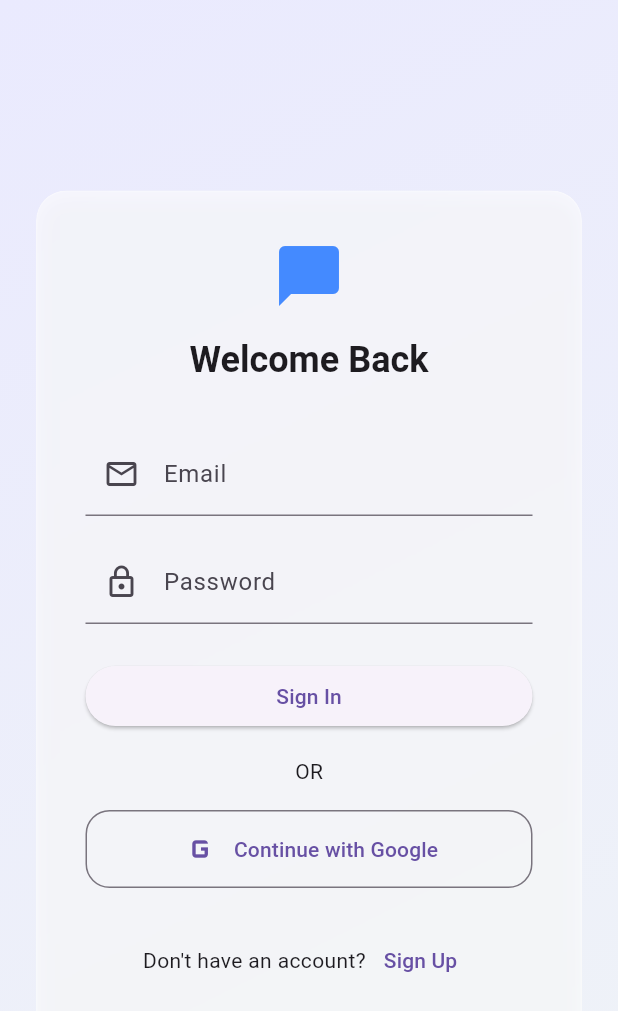
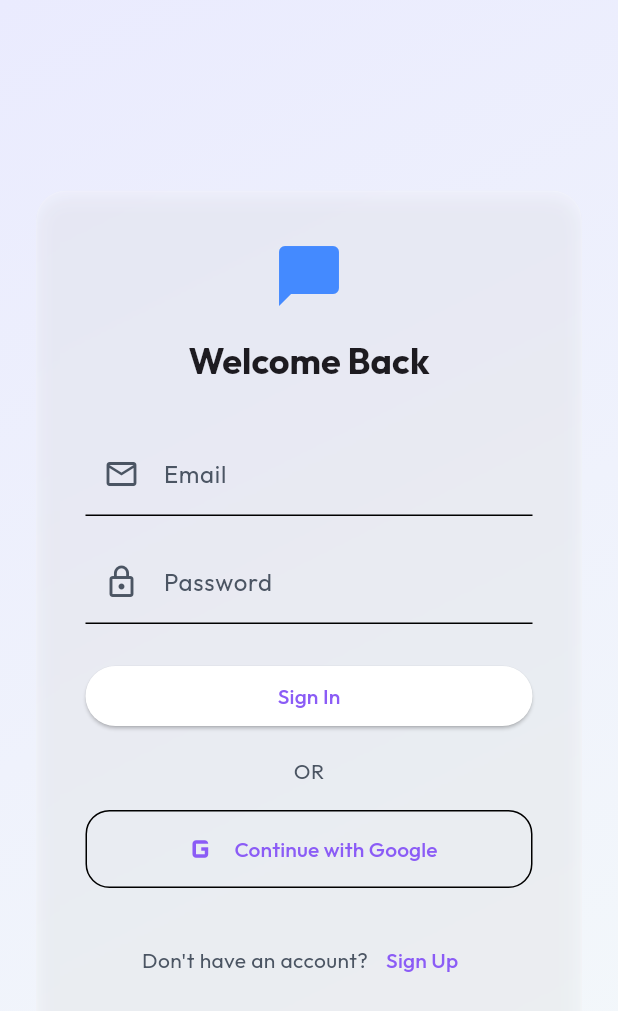
Before and after one commit to AkiTheMemeGod/Entangled, a Flutter app: the screen it shows after launch, on a phone screen of 412 x 824 dp. Shown: the top 1011 px of the screen. Run offline on Flutter 3.47's test engine with Material 3 defaults, Android fonts, the phone set to English and light mode, and no system bars; our stand-ins replace cached_network_image, cloud_firestore, firebase_auth, firebase_core, firebase_messaging, firebase_storage and 6 more; accounts and stored records are empty.

Commit message:
feat: implement core chat application structure including UI screens, theming, and Firebase services

```diff
--- a/lib/theme/app_colors.dart
+++ b/lib/theme/app_colors.dart
@@ -1,31 +1,41 @@
 import 'package:flutter/material.dart';
 
 class AppColors {
-  // Primary & Secondary
-  static const Color primary = Color(0xFF6C63FF);
-  static const Color primaryLight = Color(0xFF8B85FF);
-  static const Color secondary = Color(0xFF00D2FF);
+  // Fixed Base Colors
+  static const Color obsidianBase = Color(0xFF0A0A12);
+  static const Color obsidianDeep = Color(0xFF050508);
 
-  // Background
-  static const Color bgDark = Color(0xFF0A0A1A);
-  static const Color bgLight = Color(0xFFF2F2F7);
+  // Backgrounds
+  static const Color bgDark = obsidianBase;
+  static const Color bgLight = Color(0xFFF8F9FA);
 
-  // Text
-  static const Color textDarkInfo = Color(0xFFE0E0E0);
-  static const Color textLightInfo = Color(0xFF333333);
+  // Glassmorphism System
+  static const Color glassBase = Color(0x33FFFFFF);
+  static const Color glassHeavy = Color(0x66000000);
+  static const Color glassBorder = Color(0x1AFFFFFF);
+  static const Color glassHighlight = Color(0x4DFFFFFF);
 
-  // Glassmorphism overlays
-  static const Color glassWhite = Color(0xB3FFFFFF); // 70% white
-  static const Color glassWhiteLight = Color(0x33FFFFFF); // 20% white
-  static const Color glassDark = Color(0x0F000000); // 6% black
-  static const Color glassDarkLight = Color(0x26000000); // 15% black
-  static const Color glassBorderWhite = Color(0x26FFFFFF); // 15% white
-  static const Color glassBorderDark = Color(0x1A000000); // 10% black
+  // Text Colors
+  static const Color textMain = Color(0xFFF9FAFB);
+  static const Color textDim = Color(0xFF9CA3AF);
+  static const Color textMuted = Color(0xFF6B7280);
+  static const Color textMainLight = Color(0xFF111827);
+  static const Color textDimLight = Color(0xFF4B5563);
+  static const Color textMutedLight = Color(0xFF9CA3AF);
 
   // Status Colors
-  static const Color success = Color(0xFF34C759);
-  static const Color error = Color(0xFFFF3B30);
-  static const Color warning = Color(0xFFFF9500);
+  static const Color success = Color(0xFF10B981);
+  static const Color error = Color(0xFFEF4444);
+  static const Color warning = Color(0xFFF59E0B);
+
+  // Dynamic Accents
+  static Color primary(BuildContext context) => Theme.of(context).colorScheme.primary;
+  static Color secondary(BuildContext context) => Theme.of(context).colorScheme.secondary;
+
+  // Legacy Compatibility (defaults to Obsidian Bloom palette)
+  static const Color radiantViolet = Color(0xFF8B5CF6);
+  static const Color electricRose = Color(0xFFFB7185);
+  static const Color radiantIndigo = Color(0xFF6366F1);
 
   // Helper
   static bool isDarkMode(BuildContext context) {
--- a/lib/theme/app_theme.dart
+++ b/lib/theme/app_theme.dart
@@ -1,113 +1,124 @@
 import 'package:flutter/material.dart';
 import 'package:google_fonts/google_fonts.dart';
-
 import 'app_colors.dart';
 
+import 'theme_variants.dart';
+
 class AppTheme {
-  static ThemeData get lightTheme {
+  static ThemeData getLightTheme(ThemePalette palette) {
+    final base = ThemeData.light();
     return ThemeData(
       useMaterial3: true,
       brightness: Brightness.light,
-      colorScheme: const ColorScheme.light(
-        primary: AppColors.primary,
-        secondary: AppColors.secondary,
-        background: AppColors.bgLight,
+      colorScheme: ColorScheme.light(
+        primary: palette.primary,
+        secondary: palette.secondary,
         surface: Colors.white,
+        onSurface: AppColors.textMainLight,
+        onSurfaceVariant: AppColors.textDimLight,
       ),
-      scaffoldBackgroundColor: AppColors.bgLight,
-      textTheme: GoogleFonts.interTextTheme(ThemeData.light().textTheme),
+      scaffoldBackgroundColor: palette.bgLight ?? AppColors.bgLight,
+      textTheme: GoogleFonts.outfitTextTheme(base.textTheme).copyWith(
+        headlineMedium: GoogleFonts.outfit(
+          color: AppColors.textMainLight,
+          fontWeight: FontWeight.bold,
+        ),
+        bodyLarge: GoogleFonts.outfit(color: AppColors.textMainLight),
+        bodyMedium: GoogleFonts.outfit(color: AppColors.textDimLight),
+        bodySmall: GoogleFonts.outfit(color: AppColors.textMutedLight),
+      ),
       appBarTheme: AppBarTheme(
         backgroundColor: Colors.transparent,
         elevation: 0,
-        centerTitle: true,
-        titleTextStyle: GoogleFonts.inter(
-          color: Colors.black87,
-          fontSize: 20,
-          fontWeight: FontWeight.w600,
+        centerTitle: false,
+        titleTextStyle: GoogleFonts.outfit(
+          color: AppColors.textMainLight,
+          fontSize: 22,
+          fontWeight: FontWeight.bold,
         ),
-        iconTheme: const IconThemeData(color: Colors.black87),
+        iconTheme: const IconThemeData(color: AppColors.textMainLight),
+      ),
+    );
+  }
+
+  static ThemeData getDarkTheme(ThemePalette palette) {
+    final base = ThemeData.dark();
+    return ThemeData(
+      useMaterial3: true,
+      brightness: Brightness.dark,
+      scaffoldBackgroundColor: palette.bgDark ?? AppColors.obsidianBase,
+      colorScheme: ColorScheme.dark(
+        primary: palette.primary,
+        secondary: palette.secondary,
+        surface: const Color(0xFF161625),
+        onSurface: AppColors.textMain,
+      ),
+      textTheme: GoogleFonts.outfitTextTheme(base.textTheme).copyWith(
+        headlineMedium: GoogleFonts.outfit(
+          color: AppColors.textMain,
+          fontWeight: FontWeight.bold,
+        ),
+        bodyLarge: GoogleFonts.outfit(color: AppColors.textMain),
+        bodyMedium: GoogleFonts.outfit(color: AppColors.textDim),
+      ),
+      appBarTheme: AppBarTheme(
+        backgroundColor: Colors.transparent,
+        elevation: 0,
+        centerTitle: false,
+        titleTextStyle: GoogleFonts.outfit(
+          color: AppColors.textMain,
+          fontSize: 24,
+          fontWeight: FontWeight.bold,
+        ),
+        iconTheme: const IconThemeData(color: AppColors.textMain),
+      ),
+      cardTheme: CardThemeData(
+        color: AppColors.glassBase,
+        elevation: 0,
+        shape: RoundedRectangleBorder(
+          borderRadius: BorderRadius.circular(20),
+          side: const BorderSide(color: AppColors.glassBorder, width: 1),
+        ),
       ),
       elevatedButtonTheme: ElevatedButtonThemeData(
         style: ElevatedButton.styleFrom(
-          backgroundColor: AppColors.primary,
+          backgroundColor: palette.primary,
           foregroundColor: Colors.white,
-          elevation: 0,
-          padding: const EdgeInsets.symmetric(horizontal: 24, vertical: 16),
+          elevation: 8,
+          shadowColor: palette.primary.withOpacity(0.5),
+          padding: const EdgeInsets.symmetric(horizontal: 28, vertical: 18),
           shape: RoundedRectangleBorder(
-            borderRadius: BorderRadius.circular(16),
+            borderRadius: BorderRadius.circular(20),
+          ),
+          textStyle: GoogleFonts.outfit(
+            fontWeight: FontWeight.bold,
+            fontSize: 16,
           ),
         ),
       ),
       inputDecorationTheme: InputDecorationTheme(
         filled: true,
-        fillColor: Colors.white.withOpacity(0.5),
+        fillColor: Colors.white.withOpacity(0.03),
         border: OutlineInputBorder(
-          borderRadius: BorderRadius.circular(16),
-          borderSide: BorderSide(color: Colors.grey.withOpacity(0.2)),
+          borderRadius: BorderRadius.circular(18),
+          borderSide: const BorderSide(color: AppColors.glassBorder),
         ),
         enabledBorder: OutlineInputBorder(
-          borderRadius: BorderRadius.circular(16),
-          borderSide: BorderSide(color: Colors.grey.withOpacity(0.2)),
+          borderRadius: BorderRadius.circular(18),
+          borderSide: const BorderSide(color: AppColors.glassBorder),
         ),
         focusedBorder: OutlineInputBorder(
-          borderRadius: BorderRadius.circular(16),
-          borderSide: const BorderSide(color: AppColors.primary),
-        ),
-        contentPadding: const EdgeInsets.symmetric(horizontal: 20, vertical: 16),
-      ),
-    );
-  }
-
-  static ThemeData get darkTheme {
-    return ThemeData(
-      useMaterial3: true,
-      brightness: Brightness.dark,
-      colorScheme: const ColorScheme.dark(
-        primary: AppColors.primaryLight,
-        secondary: AppColors.secondary,
-        background: AppColors.bgDark,
-        surface: Color(0xFF1E1E2C),
-      ),
-      scaffoldBackgroundColor: AppColors.bgDark,
-      textTheme: GoogleFonts.interTextTheme(ThemeData.dark().textTheme),
-      appBarTheme: AppBarTheme(
-        backgroundColor: Colors.transparent,
-        elevation: 0,
-        centerTitle: true,
-        titleTextStyle: GoogleFonts.inter(
-          color: Colors.white,
-          fontSize: 20,
-          fontWeight: FontWeight.w600,
-        ),
-        iconTheme: const IconThemeData(color: Colors.white),
-      ),
-      elevatedButtonTheme: ElevatedButtonThemeData(
-        style: ElevatedButton.styleFrom(
-          backgroundColor: AppColors.primary,
-          foregroundColor: Colors.white,
-          elevation: 0,
-          padding: const EdgeInsets.symmetric(horizontal: 24, vertical: 16),
-          shape: RoundedRectangleBorder(
-            borderRadius: BorderRadius.circular(16),
+          borderRadius: BorderRadius.circular(18),
+          borderSide: const BorderSide(
+            color: Colors.transparent, // Will be set in widget if needed
+            width: 1.5,
           ),
         ),
-      ),
-      inputDecorationTheme: InputDecorationTheme(
-        filled: true,
-        fillColor: Colors.white.withOpacity(0.05),
-        border: OutlineInputBorder(
-          borderRadius: BorderRadius.circular(16),
-          borderSide: BorderSide(color: Colors.white.withOpacity(0.1)),
+        hintStyle: GoogleFonts.outfit(color: AppColors.textMuted),
+        contentPadding: const EdgeInsets.symmetric(
+          horizontal: 20,
+          vertical: 18,
         ),
-        enabledBorder: OutlineInputBorder(
-          borderRadius: BorderRadius.circular(16),
-          borderSide: BorderSide(color: Colors.white.withOpacity(0.1)),
-        ),
-        focusedBorder: OutlineInputBorder(
-          borderRadius: BorderRadius.circular(16),
-          borderSide: const BorderSide(color: AppColors.primaryLight),
-        ),
-        contentPadding: const EdgeInsets.symmetric(horizontal: 20, vertical: 16),
       ),
     );
   }
--- a/lib/theme/glassmorphism.dart
+++ b/lib/theme/glassmorphism.dart
@@ -6,12 +6,9 @@
   static BoxDecoration getBaseDecoration(BuildContext context) {
     bool isDark = AppColors.isDarkMode(context);
     return BoxDecoration(
-      color: isDark ? AppColors.glassWhiteLight : AppColors.glassWhite,
+      color: isDark ? AppColors.glassHeavy : AppColors.glassBase,
       borderRadius: BorderRadius.circular(20),
-      border: Border.all(
-        color: isDark ? AppColors.glassBorderWhite : AppColors.glassBorderWhite,
-        width: 1.5,
-      ),
+      border: Border.all(color: AppColors.glassBorder, width: 1.5),
       boxShadow: [
         BoxShadow(
           color: Colors.black.withOpacity(0.05),
@@ -56,19 +53,16 @@
           child: Container(
             padding: padding ?? const EdgeInsets.all(20),
             decoration: BoxDecoration(
-              color: isDark ? Colors.white.withOpacity(0.08) : Colors.white.withOpacity(0.6),
+              color: isDark ? AppColors.glassHeavy : AppColors.glassBase,
               borderRadius: borderRadius ?? BorderRadius.circular(20),
-              border: Border.all(
-                color: Colors.white.withOpacity(0.2),
-                width: 1,
-              ),
+              border: Border.all(color: AppColors.glassBorder, width: 1),
               boxShadow: [
                 BoxShadow(
                   color: Colors.black.withOpacity(0.05),
                   blurRadius: 10,
                   spreadRadius: 0,
                   offset: const Offset(0, 4),
-                )
+                ),
               ],
             ),
             child: child,
--- /dev/null
+++ b/lib/theme/theme_variants.dart
@@ -0,0 +1,56 @@
+import 'package:flutter/material.dart';
+
+enum AppThemeVariant {
+  obsidianBloom,
+  monochrome,
+  auroraCool,
+  emberWarm,
+  deepOcean,
+}
+
+class ThemePalette {
+  final Color primary;
+  final Color secondary;
+  final Color? bgDark;
+  final Color? bgLight;
+
+  const ThemePalette({
+    required this.primary,
+    required this.secondary,
+    this.bgDark,
+    this.bgLight,
+  });
+
+  static ThemePalette getPalette(AppThemeVariant variant) {
+    switch (variant) {
+      case AppThemeVariant.monochrome:
+        return const ThemePalette(
+          primary: Colors.white,
+          secondary: Color(0xFFE5E5E5),
+          bgDark: Colors.black,
+          bgLight: Colors.white,
+        );
+      case AppThemeVariant.auroraCool:
+        return const ThemePalette(
+          primary: Color(0xFF2DD4BF), // Teal
+          secondary: Color(0xFF60A5FA), // Blue
+        );
+      case AppThemeVariant.emberWarm:
+        return const ThemePalette(
+          primary: Color(0xFFFB923C), // Orange
+          secondary: Color(0xFFF87171), // Red
+        );
+      case AppThemeVariant.deepOcean:
+        return const ThemePalette(
+          primary: Color(0xFF818CF8), // Indigo
+          secondary: Color(0xFF22D3EE), // Cyan
+        );
+      case AppThemeVariant.obsidianBloom:
+      default:
+        return const ThemePalette(
+          primary: Color(0xFF8B5CF6), // Radiant Violet
+          secondary: Color(0xFFFB7185), // Electric Rose
+        );
+    }
+  }
+}
```
